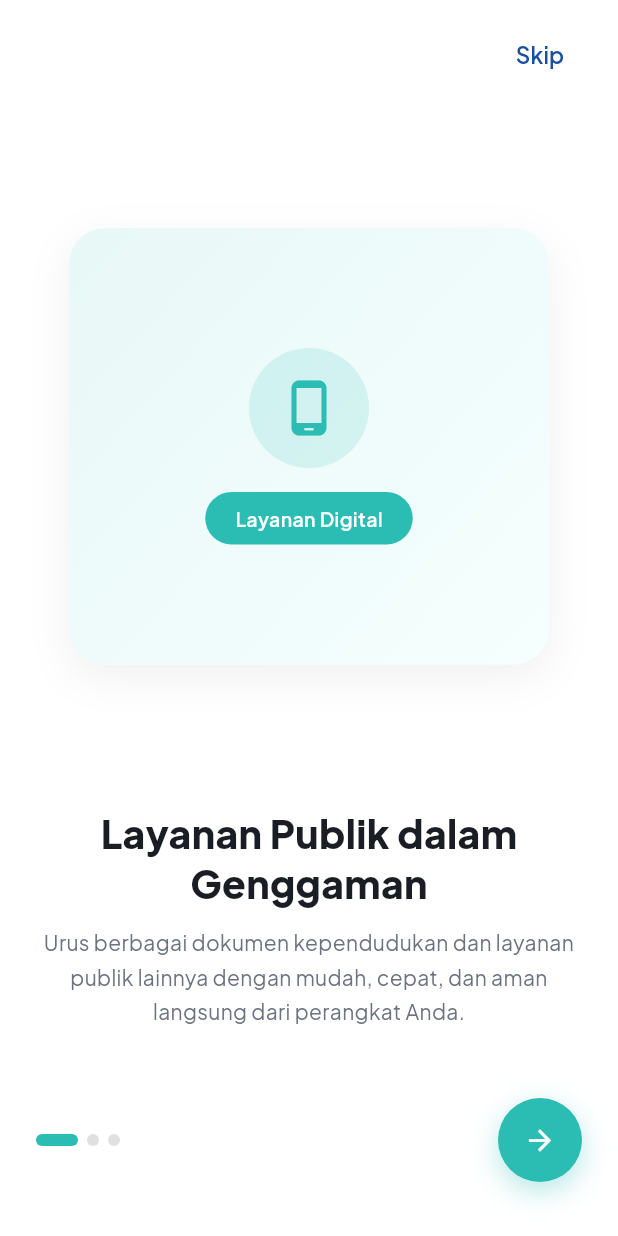
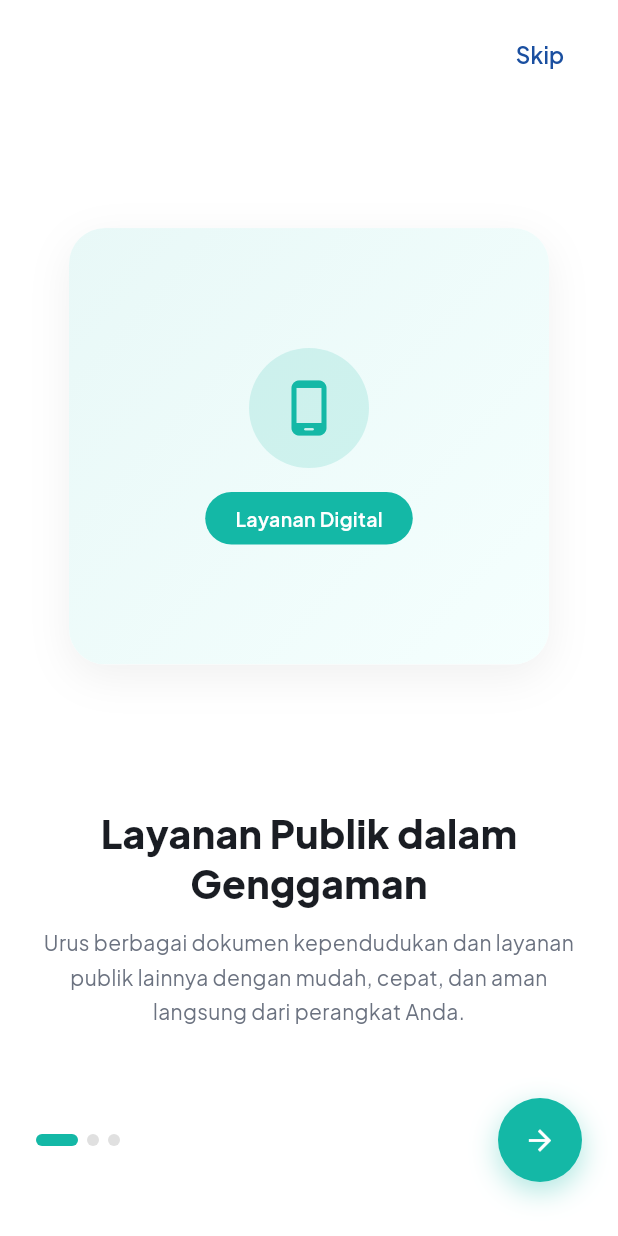
Before and after one commit to FaizalMM/Dilapak_App, a Flutter app: the screen it shows after launch, on a phone screen of 412 x 824 dp. Run offline on Flutter 3.47's test engine with Material 3 defaults, Android fonts, the phone set to English and light mode, and no system bars; drawn by our look-alikes of smooth_page_indicator; our stand-ins replace flutter_local_notifications, google_fonts, image_picker, shared_preferences, sqflite; accounts and stored records are empty.

Commit message:
Update SQLITE

```diff
--- a/lib/screens/notifikasi_screen.dart
+++ b/lib/screens/notifikasi_screen.dart
@@ -27,11 +27,12 @@ class _NotifikasiScreenState extends State<NotifikasiScreen> {
     final userId = await SessionManager.instance.getUserId();
     if (userId == null) return;
     final list = await DatabaseHelper.instance.getNotifikasiByUser(userId);
-    if (mounted)
+    if (mounted) {
       setState(() {
         _allNotif = list;
         _isLoading = false;
       });
+    }
   }
 
   List<Map<String, dynamic>> get _filtered {
--- a/lib/screens/onboarding_screen.dart
+++ b/lib/screens/onboarding_screen.dart
@@ -22,7 +22,7 @@ class _OnboardingScreenState extends State<OnboardingScreen> {
       title: 'Layanan Publik dalam\nGenggaman',
       description:
           'Urus berbagai dokumen kependudukan dan layanan publik lainnya dengan mudah, cepat, dan aman langsung dari perangkat Anda.',
-      primaryColor: const Color(0xFF2BBDB4),
+      primaryColor: AppColors.dilapakTeal,
       backgroundColor: AppColors.white,
     ),
     OnboardingData(
@@ -31,7 +31,7 @@ class _OnboardingScreenState extends State<OnboardingScreen> {
       description:
           'Mulai dari urusan kependudukan hingga perizinan, semua bisa diakses dari satu aplikasi.',
       primaryColor: AppColors.bluePrimary,
-      backgroundColor: const Color(0xFFF0F4FA),
+      backgroundColor: AppColors.blueLight,
     ),
     OnboardingData(
       type: OnboardingType.featureIcons,
@@ -39,7 +39,7 @@ class _OnboardingScreenState extends State<OnboardingScreen> {
       description:
           'Pantau status permohonan Anda secara real-time kapan saja dan di mana saja.',
       primaryColor: AppColors.bluePrimary,
-      backgroundColor: const Color(0xFFF4F6FA),
+      backgroundColor: AppColors.dilapakBackground,
     ),
   ];
 
@@ -426,13 +426,13 @@ class _IllustrationWidget extends StatelessWidget {
                         width: 80,
                         height: 80,
                         decoration: BoxDecoration(
-                          color: const Color(0xFF2BBDB4).withOpacity(0.15),
+                          color: AppColors.dilapakTeal.withOpacity(0.15),
                           shape: BoxShape.circle,
                         ),
                         child: const Icon(
                           Icons.phone_android_rounded,
                           size: 40,
-                          color: Color(0xFF2BBDB4),
+                          color: AppColors.dilapakTeal,
                         ),
                       ),
                       const SizedBox(height: 16),
@@ -442,7 +442,7 @@ class _IllustrationWidget extends StatelessWidget {
                           vertical: 8,
                         ),
                         decoration: BoxDecoration(
-                          color: const Color(0xFF2BBDB4),
+                          color: AppColors.dilapakTeal,
                           borderRadius: BorderRadius.circular(20),
                         ),
                         child: Text(
--- a/lib/theme/app_theme.dart
+++ b/lib/theme/app_theme.dart
@@ -3,13 +3,15 @@ import 'package:google_fonts/google_fonts.dart';
 
 class AppColors {
   // Splash / Dilapak brand
-  static const Color dilapakTeal = Color(0xFF2BBDB4);
-  static const Color dilapakBackground = Color(0xFFEEF3F9);
+  static const Color dilapakTeal = Color(0xFF14B8A6);
+  static const Color dilapakTealLight = Color(0xFFE6F7F5);
+  static const Color dilapakBackground = Color(0xFFF4F6FA);
 
   // Green theme (Register/Kependudukan)
   static const Color greenPrimary = Color(0xFF1A6B55);
   static const Color greenDark = Color(0xFF145244);
   static const Color greenAccent = Color(0xFF2ECC8E);
+  static const Color greenLight = Color(0xFFF0FAF7);
 
   // Blue theme (Onboarding / Login)
   static const Color bluePrimary = Color(0xFF1A4FA0);
--- a/lib/utils/session_manager.dart
+++ b/lib/utils/session_manager.dart
@@ -39,10 +39,12 @@ class SessionManager {
     final p = await SharedPreferences.getInstance();
     if (nama != null) await p.setString(_kNama, nama);
     if (isVerifiedWa != null) await p.setBool(_kIsVerifiedWa, isVerifiedWa);
-    if (isVerifiedBerkas != null)
+    if (isVerifiedBerkas != null) {
       await p.setBool(_kIsVerifiedBerkas, isVerifiedBerkas);
-    if (isProfilLengkap != null)
+    }
+    if (isProfilLengkap != null) {
       await p.setBool(_kIsProfilLengkap, isProfilLengkap);
+    }
   }
 
   Future<bool> isLoggedIn() async {
--- a/pubspec.yaml
+++ b/pubspec.yaml
@@ -12,6 +12,7 @@ dependencies:
   google_fonts: ^6.2.1
   smooth_page_indicator: ^1.1.0
   sqflite: ^2.3.2
+  sqflite_common_ffi: ^2.3.1+1
   path: ^1.9.0
   path_provider: ^2.1.2
   shared_preferences: ^2.2.3
```
Also changed, not shown: lib/main.dart (+12 -0 lines), lib/screens/home_screen.dart (+5 -6 lines), lib/screens/tracking_screen.dart (+4 -3 lines), lib/screens/verifikasi_berkas_screen.dart (+8 -6 lines), lib/screens/verifikasi_whatsapp_screen.dart (+17 -8 lines), pubspec.lock.
